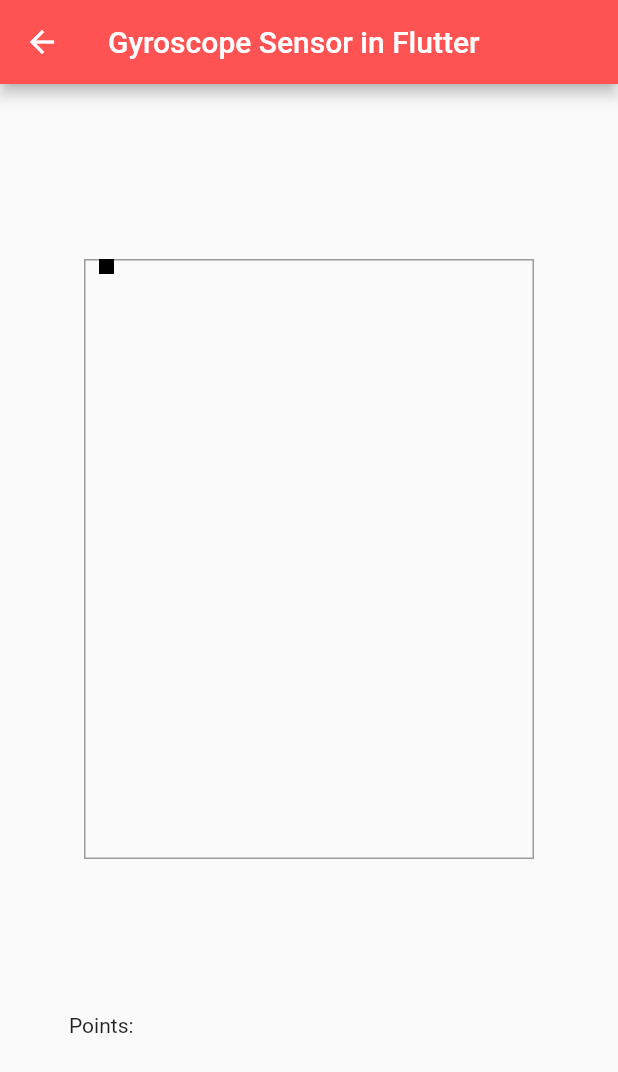
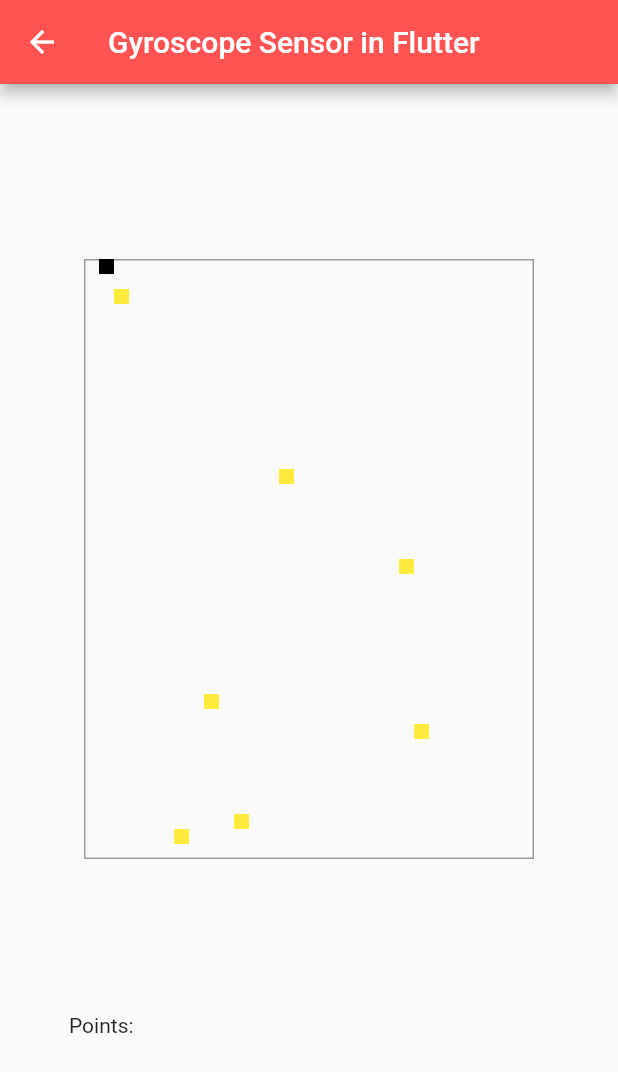
Before and after one commit to connorescajeda/Sensory-Overload, a Flutter app: the screen it shows after launch, after a tap on the "add" icon, on a phone screen of 412 x 824 dp. Shown: the top 1072 px of the screen. Run offline on Flutter 3.47's test engine with Material 2 defaults, Android fonts, the phone set to English and light mode, and no system bars; our stand-ins replace sensors_plus; missing offline and left inert: dart:ffi.

Commit message:
Got fruits to appear on screen in a different color

```diff
--- a/fruit_collector/lib/fruit.dart
+++ b/fruit_collector/lib/fruit.dart
@@ -2,6 +2,15 @@ import 'dart:async';
 import 'dart:math' as math;
 
 class Fruit {
-  late math.Point<int> location;
   bool grabbed = false;
+  math.Point<int> location;
+  Fruit(this.location);
+
+  int get x {
+    return location.x;
+  }
+
+  int get y {
+    return location.y;
+  }
 }
--- a/fruit_collector/lib/player.dart
+++ b/fruit_collector/lib/player.dart
@@ -1,11 +1,19 @@
 import 'dart:async';
+import 'dart:ffi' as prefix;
 import 'dart:math' as math;
+import 'dart:math';
 
 import 'package:flutter/material.dart';
 import 'package:sensors_plus/sensors_plus.dart';
+import 'package:fruit_collector/fruit.dart';
 
 class Player extends StatefulWidget {
-  Player({Key? key, this.rows = 20, this.columns = 20, this.cellSize = 10.0})
+  Player(
+      {Key? key,
+      this.rows = 20,
+      this.columns = 20,
+      this.cellSize = 10.0,
+      this.fruitAmount = 6})
       : super(key: key) {
     assert(10 <= rows);
     assert(10 <= columns);
@@ -15,10 +23,12 @@ class Player extends StatefulWidget {
   final int rows;
   final int columns;
   final double cellSize;
+  final int fruitAmount;
 
   @override
   // ignore: no_logic_in_create_state
-  State<StatefulWidget> createState() => PlayerState(rows, columns, cellSize);
+  State<StatefulWidget> createState() =>
+      PlayerState(rows, columns, cellSize, fruitAmount);
 }
 
 class PlayerBoardPainter extends CustomPainter {
@@ -33,6 +43,13 @@ class PlayerBoardPainter extends CustomPainter {
     final blackFilled = Paint()
       ..color = Colors.black
       ..style = PaintingStyle.fill;
+
+    final fruitFilled = Paint()
+      ..color = Colors.yellow
+      ..style = PaintingStyle.fill;
+
+    state?.fruitCreation();
+
     canvas.drawRect(
       Rect.fromPoints(Offset.zero, size.bottomLeft(Offset.zero)),
       blackLine,
@@ -43,6 +60,12 @@ class PlayerBoardPainter extends CustomPainter {
 
       canvas.drawRect(Rect.fromPoints(a, b), blackFilled);
     }
+    for (final p in state!.fruits) {
+      final a = Offset(cellSize * p.x, cellSize * p.y);
+      final b = Offset(cellSize * (p.x + 1), cellSize * (p.y + 1));
+
+      canvas.drawRect(Rect.fromPoints(a, b), fruitFilled);
+    }
   }
 
   @override
@@ -52,8 +75,8 @@ class PlayerBoardPainter extends CustomPainter {
 }
 
 class PlayerState extends State<Player> {
-  PlayerState(int rows, int columns, this.cellSize) {
-    state = GameState(rows, columns);
+  PlayerState(int rows, int columns, this.cellSize, int fruitAmount) {
+    state = GameState(rows, columns, fruitAmount);
   }
 
   double cellSize;
@@ -143,6 +166,7 @@ class PlayerState extends State<Player> {
     } else if (direction == "right") {
       newDirection = const math.Point<int>(-1, 0);
     }
+
     state!.step(newDirection);
   }
 
@@ -159,14 +183,17 @@ class PlayerState extends State<Player> {
 }
 
 class GameState {
-  GameState(this.rows, this.columns) {
+  GameState(this.rows, this.columns, this.fruitAmount) {
     playerLength = 1;
   }
 
   int rows;
   int columns;
   late int playerLength;
-
+  int fruitAmount;
+  var rand = math.Random();
+  bool check = false;
+  List<Fruit> fruits = <Fruit>[Fruit(const math.Point<int>(2, 2))];
   List<math.Point<int>> body = <math.Point<int>>[const math.Point<int>(0, 0)];
   math.Point<int> direction = const math.Point<int>(1, 0);
 
@@ -178,4 +205,15 @@ class GameState {
     if (body.length > playerLength) body.removeAt(0);
     direction = newDirection ?? direction;
   }
+
+  void fruitCreation() {
+    if (!check) {
+      for (var i = 0; i < fruitAmount; i++) {
+        Fruit tmp =
+            Fruit(math.Point<int>(rand.nextInt(columns), (rand.nextInt(rows))));
+        fruits.add(tmp);
+      }
+      check = true;
+    }
+  }
 }
```
